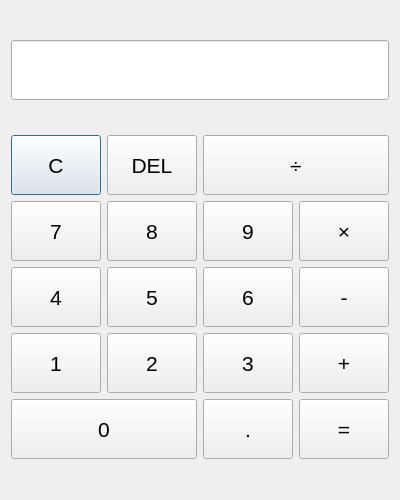
Before: the Qt Designer form dialog.ui in 41343112/Qt_homework, drawn with Qt 5.
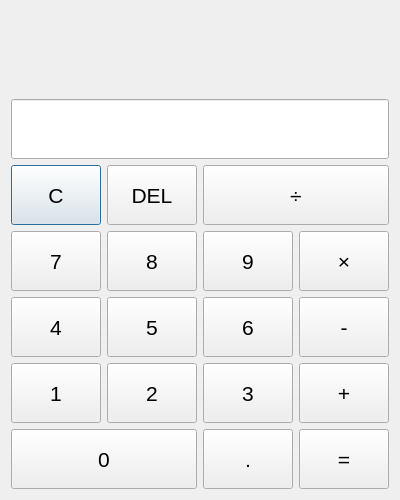
After: the same form once the commit is applied.

Commit message: Add continuous formula display with result shown on equals press

```diff
--- a/dialog.ui
+++ b/dialog.ui
@@ -14,6 +14,27 @@
    <string>Calculator</string>
   </property>
   <layout class="QVBoxLayout" name="verticalLayout">
+   <item>
+    <widget class="QLabel" name="formulaDisplay">
+     <property name="minimumSize">
+      <size>
+       <width>0</width>
+       <height>40</height>
+      </size>
+     </property>
+     <property name="font">
+      <font>
+       <pointsize>14</pointsize>
+      </font>
+     </property>
+     <property name="text">
+      <string/>
+     </property>
+     <property name="alignment">
+      <set>Qt::AlignRight|Qt::AlignTrailing|Qt::AlignVCenter</set>
+     </property>
+    </widget>
+   </item>
    <item>
     <widget class="QLineEdit" name="display">
      <property name="minimumSize">
```
The commit also changes 2 other files.
